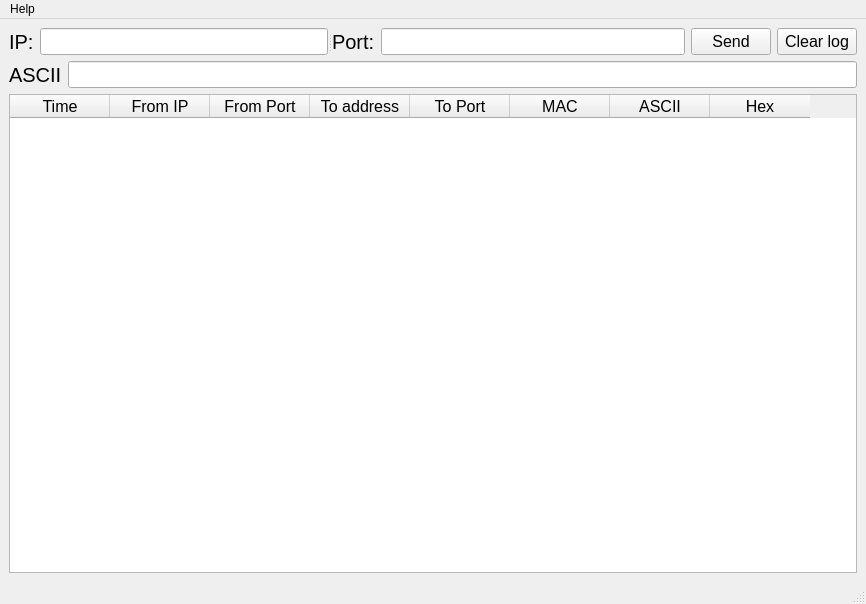
Gessan29/emulator_mp_desktop, file mainwindow.ui: the form before one commit.
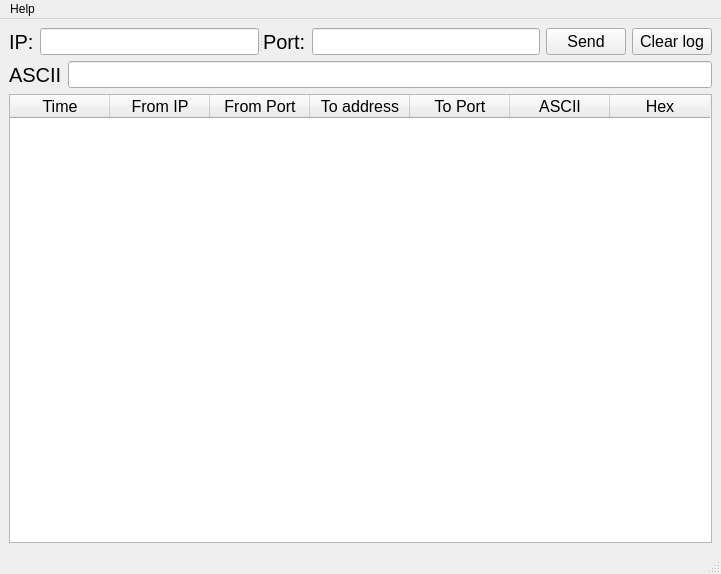
The form after the commit.

Commit message: Write udp app for echo-server udp

What changed in the file:
```diff
--- a/mainwindow.ui
+++ b/mainwindow.ui
@@ -6,8 +6,8 @@
    <rect>
     <x>0</x>
     <y>0</y>
-    <width>866</width>
-    <height>604</height>
+    <width>721</width>
+    <height>574</height>
    </rect>
   </property>
   <property name="windowTitle">
@@ -51,7 +51,7 @@
        <set>Qt::ImhNone</set>
       </property>
       <property name="columnCount">
-       <number>8</number>
+       <number>7</number>
       </property>
       <attribute name="horizontalHeaderCascadingSectionResizes">
        <bool>false</bool>
@@ -81,11 +81,6 @@
         <string>To Port</string>
        </property>
       </column>
-      <column>
-       <property name="text">
-        <string>MAC</string>
-       </property>
-      </column>
       <column>
        <property name="text">
         <string>ASCII</string>
@@ -105,7 +100,7 @@
         <property name="orientation">
          <enum>Qt::Horizontal</enum>
         </property>
-        <widget class="QWidget" name="">
+        <widget class="QWidget" name="layoutWidget">
          <layout class="QHBoxLayout" name="horizontalLayout">
           <item>
            <widget class="QLabel" name="label">
@@ -130,7 +125,7 @@
           </item>
          </layout>
         </widget>
-        <widget class="QWidget" name="">
+        <widget class="QWidget" name="layoutWidget">
          <layout class="QHBoxLayout" name="horizontalLayout_2">
           <item>
            <widget class="QLabel" name="label_2">
@@ -191,7 +186,7 @@
     <rect>
      <x>0</x>
      <y>0</y>
-     <width>866</width>
+     <width>721</width>
      <height>21</height>
     </rect>
    </property>
```
Left out of the diff: 16 changed lines with no effect on the pictures. The commit also changes 2 other files.
